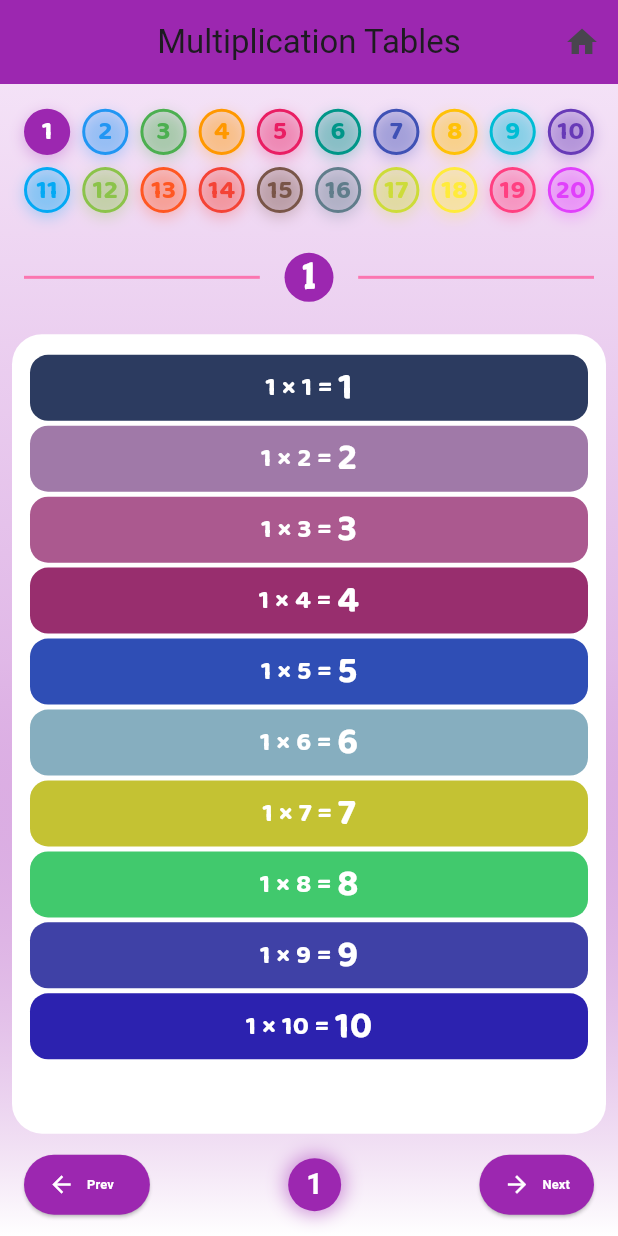
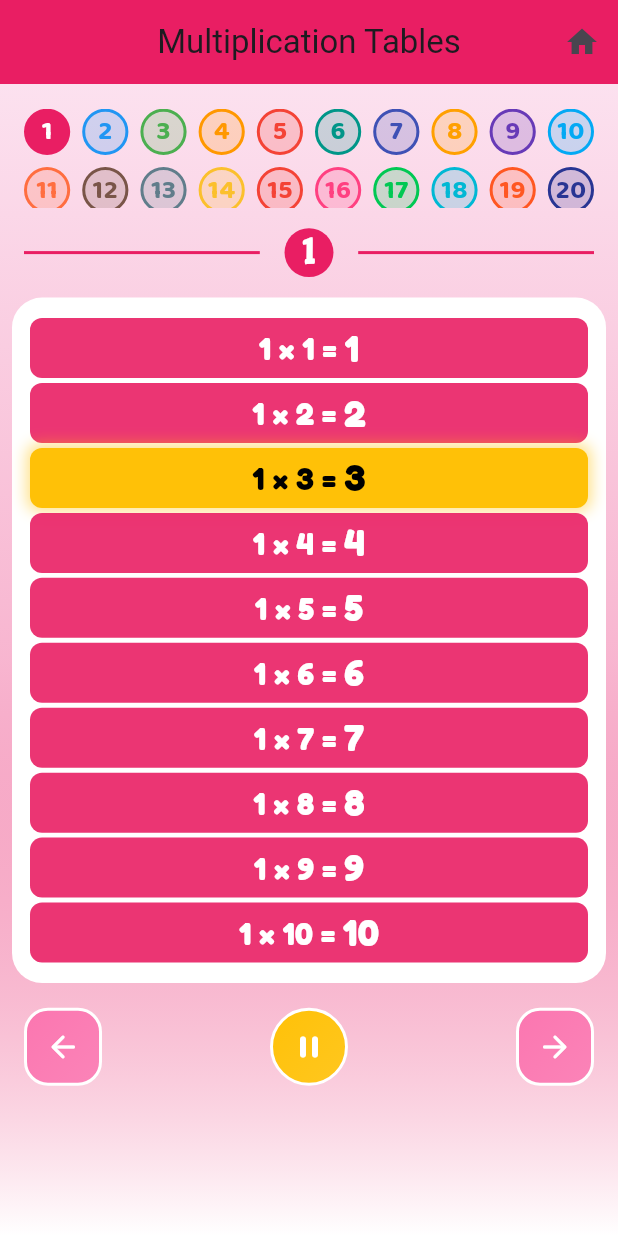
Before and after one commit to rahulkumardev24/Kids-all-in-one-book-App-BabySpark-, a Flutter app: the screen it shows after launch, on a phone screen of 412 x 824 dp. Run offline on Flutter 3.47's test engine with Material 3 defaults, Android fonts, the phone set to English and light mode, and no system bars; drawn by our look-alikes of avatar_glow, flutter_animate; our stand-ins replace audioplayers, cached_network_image, carousel_slider, cloud_firestore, confetti, firebase_core and 6 more; missing offline and left inert: dart:ffi; accounts and stored records are empty.

Commit message:
working on multiplication table

```diff
--- a/lib/screen/multiplication_table_screen.dart
+++ b/lib/screen/multiplication_table_screen.dart
@@ -1,10 +1,12 @@
-import 'dart:math';
+import 'dart:async';
+import 'package:avatar_glow/avatar_glow.dart';
 import 'package:babyspark/domain/custom_text_style.dart';
 import 'package:flutter/material.dart';
 import 'package:flutter_animate/flutter_animate.dart';
 import 'package:responsive_sizer/responsive_sizer.dart';
-
 import '../helper/app_color.dart';
+import '../service/tts_service.dart';
+import '../widgets/control_icon_button.dart';
 
 class MultiplicationTableScreen extends StatefulWidget {
   const MultiplicationTableScreen({super.key});
@@ -17,37 +19,65 @@ class MultiplicationTableScreen extends StatefulWidget {
 class _MultiplicationTableScreenState extends State<MultiplicationTableScreen> {
   int _selectedNumber = 1;
   final List<int> _numbers = List.generate(20, (index) => index + 1);
-  final Random _random = Random();
+  bool _isAutoPlaying = false;
+  bool _isSpeaking = false;
+  Timer? _autoPlayTimer;
+  int _currentAutoPlayIndex = 0;
+  int _currentSpeakingIndex = -1;
 
-  // Colors for different tables
+  ///------ Colors for different tables --------- ///
   final List<Color> _tableColors = [
-    Colors.purple,
+    Colors.pink,
     Colors.blue,
     Colors.green,
     Colors.orange,
-    Colors.pink,
+    Colors.red,
     Colors.teal,
     Colors.indigo,
-    Colors.amber,
-    Colors.cyan,
+    Colors.amber.shade700,
     Colors.deepPurple,
     Colors.lightBlue,
-    Colors.lightGreen,
-    Colors.deepOrange,
-    Colors.red,
+    Colors.deepOrangeAccent,
     Colors.brown,
     Colors.blueGrey,
-    Colors.lime,
-    Colors.yellow,
+    Colors.yellow.shade700,
+    Colors.red,
     Colors.pinkAccent,
-    Colors.purpleAccent,
+    Colors.greenAccent.shade700,
+    Colors.cyanAccent.shade700,
+    Colors.deepOrange,
+    Colors.indigo.shade800
   ];
+
+  @override
+  void initState() {
+    super.initState();
+    WidgetsBinding.instance.addPostFrameCallback((_) {
+      _toggleAutoPlay();
+    });
+  }
 
   void _goToNextTable() {
     if (_selectedNumber < 20) {
       setState(() {
         _selectedNumber++;
+        _currentSpeakingIndex = -1;
       });
+      _stopAutoPlay();
+    }
+  }
+
+  int _tableSpeakingTime() {
+    if (_selectedNumber >= 15 && _selectedNumber <= 20) {
+      return 15;
+    } else if (_selectedNumber >= 10 && _selectedNumber < 15) {
+      return 10;
+    } else if (_selectedNumber >= 5 && _selectedNumber < 10) {
+      return 8;
+    } else if (_selectedNumber >= 1 && _selectedNumber < 5) {
+      return 3;
+    } else {
+      return 20;
     }
   }
 
@@ -55,17 +85,106 @@ class _MultiplicationTableScreenState extends State<MultiplicationTableScreen> {
     if (_selectedNumber > 1) {
       setState(() {
         _selectedNumber--;
+        _currentSpeakingIndex = -1;
+      });
+      _stopAutoPlay();
+    }
+  }
+
+  bool isTablet(BuildContext context) {
+    final shortestSide = MediaQuery.of(context).size.shortestSide;
+    return shortestSide >= 600;
+  }
+
+  void _toggleAutoPlay() {
+    if (_isSpeaking && !_isAutoPlaying) {
+      _stopAutoPlay();
+      return;
+    }
+
+    setState(() {
+      _isAutoPlaying = !_isAutoPlaying;
+    });
+
+    if (_isAutoPlaying && !_isSpeaking) {
+      _startAutoPlayWithSpeech();
+    } else {
+      _stopAutoPlay();
+    }
+  }
+
+
+
+
+  void _startAutoPlayWithSpeech() {
+    _currentAutoPlayIndex = 0;
+
+    setState(() {
+      _isSpeaking = true;
+      _isAutoPlaying = true;
+      _currentSpeakingIndex = 0;
+    });
+
+    _speakCurrentLine();
+
+    _autoPlayTimer =
+        Timer.periodic(Duration(seconds: _tableSpeakingTime()), (timer) {
+      if (!_isAutoPlaying || !mounted || _currentAutoPlayIndex == 10) {
+        timer.cancel();
+        if (mounted) {
+          setState(() {
+            _isSpeaking = false;
+            _isAutoPlaying = false;
+            _currentSpeakingIndex = -1;
+          });
+        }
+        return;
+      }
+      _speakCurrentLine();
+    });
+  }
+
+  void _speakCurrentLine() {
+    if (_currentAutoPlayIndex >= 10) return;
+
+    final multiplier = _currentAutoPlayIndex + 1;
+    final result = _selectedNumber * multiplier;
+    String line = "$_selectedNumber times $multiplier equals $result";
+
+    setState(() {
+      _currentSpeakingIndex = _currentAutoPlayIndex;
+    });
+
+    TTSService.speak(line).then((_) {
+      if (_currentAutoPlayIndex >= 9) {
+        if (mounted) {
+          setState(() {
+            _isSpeaking = false;
+            _isAutoPlaying = false;
+            _currentSpeakingIndex = -1;
           });
         }
       }
+      _currentAutoPlayIndex++;
+    });
+  }
 
-  Color _getRandomColor() {
-    return Color.fromARGB(
-      255,
-      _random.nextInt(200),
-      _random.nextInt(200),
-      _random.nextInt(200),
-    );
+  void _stopAutoPlay() {
+    _autoPlayTimer?.cancel();
+    TTSService.stop();
+    setState(() {
+      _isAutoPlaying = false;
+      _isSpeaking = false;
+      _currentAutoPlayIndex = 0;
+      _currentSpeakingIndex = -1;
+    });
+  }
+
+  @override
+  void dispose() {
+    _autoPlayTimer?.cancel();
+    TTSService.stop();
+    super.dispose();
   }
 
   @override
@@ -74,8 +193,18 @@ class _MultiplicationTableScreenState extends State<MultiplicationTableScreen> {
         _tableColors[(_selectedNumber - 1) % _tableColors.length];
     final size = MediaQuery.of(context).size;
 
+    IconData getIcon() {
+      if (_isAutoPlaying) return Icons.pause_rounded;
+      if (_isSpeaking) return Icons.volume_up_rounded;
+      return Icons.volume_up_rounded;
+    }
+
+    Color getIconColor() {
+      if (_isSpeaking) return Colors.amber;
+      return AppColors.primaryDark;
+    }
+
     return Scaffold(
-      /// ------------- App Bar --------------- ///
       appBar: AppBar(
         title: const Text('Multiplication Tables'),
         backgroundColor: currentColor,
@@ -87,8 +216,6 @@ class _MultiplicationTableScreenState extends State<MultiplicationTableScreen> {
           ),
         ],
       ),
-
-      /// ------------- Body ---------------- ///
       body: Container(
         decoration: BoxDecoration(
           gradient: LinearGradient(
@@ -104,10 +231,8 @@ class _MultiplicationTableScreenState extends State<MultiplicationTableScreen> {
         child: Column(
           children: [
             SizedBox(height: 2.h),
-
-            /// Number grid with all 20 numbers
             SizedBox(
-              height: size.height * 0.1,
+              height: size.height * 0.08,
               child: GridView.builder(
                 padding: const EdgeInsets.symmetric(horizontal: 16),
                 gridDelegate: const SliverGridDelegateWithFixedCrossAxisCount(
@@ -126,7 +251,9 @@ class _MultiplicationTableScreenState extends State<MultiplicationTableScreen> {
                     onTap: () {
                       setState(() {
                         _selectedNumber = number;
+                        _currentSpeakingIndex = -1;
                       });
+                      _startAutoPlayWithSpeech();
                     },
                     child: Animate(
                       effects: [
@@ -142,13 +269,6 @@ class _MultiplicationTableScreenState extends State<MultiplicationTableScreen> {
                             color: numberColor,
                             width: 2,
                           ),
-                          boxShadow: [
-                            BoxShadow(
-                              color: numberColor.withValues(alpha: 0.3),
-                              blurRadius: 8,
-                              offset: const Offset(0, 3),
-                            ),
-                          ],
                         ),
                         child: Center(
                           child: Text(
@@ -168,21 +288,14 @@ class _MultiplicationTableScreenState extends State<MultiplicationTableScreen> {
               ),
             ),
 
-            /// Navigation buttons
+            /// --- Multiplication Table --- ///
             Padding(
               padding: const EdgeInsets.symmetric(horizontal: 16),
               child: Row(
                 mainAxisAlignment: MainAxisAlignment.spaceBetween,
                 children: [
-                  /// Previous button
-                  const Expanded(
-                      child:
-                          Divider(thickness: 2, color: AppColors.primaryDark)),
-                  SizedBox(
-                    width: 2.h,
-                  ),
-
-                  /// Current number display
+                  Expanded(child: Divider(thickness: 2, color: currentColor)),
+                  SizedBox(width: 2.h),
                   Container(
                     padding: const EdgeInsets.all(12),
                     decoration: BoxDecoration(
@@ -197,161 +310,127 @@ class _MultiplicationTableScreenState extends State<MultiplicationTableScreen> {
                           fontFamily: "secondary"),
                     ),
                   ),
-                  SizedBox(
-                    width: 2.h,
-                  ),
-                  const Expanded(
-                      child: Divider(
-                    thickness: 2,
-                    color: AppColors.primaryDark,
-                  )),
+                  SizedBox(width: 2.h),
+                  Expanded(child: Divider(thickness: 2, color: currentColor)),
                 ],
               ),
             ),
-
-            /// ------- Multiplication table -------------- ///
-            Expanded(
-              child: Container(
-                margin: const EdgeInsets.all(8),
+            Container(
+              margin: const EdgeInsets.symmetric(horizontal: 8),
               decoration: BoxDecoration(
                 color: Colors.white,
                 borderRadius: BorderRadius.circular(20),
               ),
               child: ListView.builder(
                 padding: const EdgeInsets.all(12),
+                shrinkWrap: true,
+                physics: const NeverScrollableScrollPhysics(),
                 itemCount: 10,
                 itemBuilder: (context, index) {
                   final multiplier = index + 1;
                   final result = _selectedNumber * multiplier;
-                    final itemColor = _getRandomColor();
+                  final itemColor = currentColor;
+                  final isCurrentlySpeaking = _currentSpeakingIndex == index;
 
-                    return Container(
+                  return AnimatedContainer(
+                    duration: const Duration(milliseconds: 300),
                     margin: EdgeInsets.symmetric(vertical: 0.2.h),
-                      padding: const EdgeInsets.all(4),
+                    padding: const EdgeInsets.all(2),
                     decoration: BoxDecoration(
-                        color: itemColor.withValues(alpha: 0.9),
-                        borderRadius: BorderRadius.circular(12),
+                      color: isCurrentlySpeaking
+                          ? Colors.amber
+                          : itemColor.withValues(alpha: 0.9),
+                      borderRadius: BorderRadius.circular(8),
+                      boxShadow: isCurrentlySpeaking
+                          ? [
+                              BoxShadow(
+                                color: Colors.amber.withValues(alpha: 0.5),
+                                blurRadius: 8,
+                                spreadRadius: 2,
+                              )
+                            ]
+                          : [],
                     ),
                     child: Row(
                       mainAxisAlignment: MainAxisAlignment.center,
+                      crossAxisAlignment: CrossAxisAlignment.center,
                       children: [
-                          Text(
-                            '$_selectedNumber',
-                            style: myTextStyle18(
+                        Text('$_selectedNumber',
+                            style: myTextStyle21(
                                 fontWeight: FontWeight.bold,
-                              fontColor: Colors.white,
-                            ),
-                          ),
-                          Text(
-                            ' × ',
-                            style: myTextStyle18(
+                                fontColor: isCurrentlySpeaking
+                                    ? Colors.black
+                                    : Colors.white,
+                                fontFamily: "primary")),
+                        Text(' × ',
+                            style: myTextStyle21(
                                 fontWeight: FontWeight.bold,
-                              fontColor: Colors.white,
-                            ),
-                          ),
-                          Text(
-                            '$multiplier',
-                            style: myTextStyle18(
+                                fontColor: isCurrentlySpeaking
+                                    ? Colors.black
+                                    : Colors.white,
+                                fontFamily: "primary")),
+                        Text('$multiplier',
+                            style: myTextStyle21(
                                 fontWeight: FontWeight.bold,
-                              fontColor: Colors.white,
-                            ),
-                          ),
-                          Text(
-                            ' = ',
-                            style: myTextStyle18(
+                                fontColor: isCurrentlySpeaking
+                                    ? Colors.black
+                                    : Colors.white,
+                                fontFamily: "primary")),
+                        Text(' = ',
+                            style: myTextStyle21(
                                 fontWeight: FontWeight.bold,
-                              fontColor: Colors.white,
-                            )),
-                          Text(
-                            '$result',
+                                fontColor: isCurrentlySpeaking
+                                    ? Colors.black
+                                    : Colors.white,
+                                fontFamily: "primary")),
+                        Text('$result',
                             style: myTextStyle25(
                                 fontWeight: FontWeight.bold,
-                              fontColor: Colors.white,
-                            ),
-                          ),
+                                fontColor: isCurrentlySpeaking
+                                    ? Colors.black
+                                    : Colors.white,
+                                fontFamily: "primary")),
                       ],
                     ),
                   );
                 },
               ),
             ),
-            ),
-
-            /// Navigation buttons
+            SizedBox(height: 2.h),
             Padding(
               padding: const EdgeInsets.symmetric(horizontal: 16),
               child: Row(
                 mainAxisAlignment: MainAxisAlignment.spaceBetween,
                 children: [
-                  /// Previous button
-                  ElevatedButton.icon(
+                  ControlIconButton(
+                    icon: Icons.arrow_back_rounded,
+                    iconSize: isTablet(context) ? 32 : 24,
+                    color: AppColors.primaryDark,
                     onPressed: _goToPreviousTable,
-                    style: ElevatedButton.styleFrom(
-                      backgroundColor: currentColor,
-                      shape: RoundedRectangleBorder(
-                        borderRadius: BorderRadius.circular(25),
+                    isRounded: false,
+                  ),
+                  AvatarGlow(
+                    glowColor:
+                        _isSpeaking ? Colors.amber : AppColors.primaryDark,
+                    glowRadiusFactor: 0.4,
+                    animate: _isSpeaking,
+                    child: ControlIconButton(
+                      icon: getIcon(),
+                      iconSize: isTablet(context) ? 32 : 24,
+                      color: getIconColor(),
+                      onPressed: _toggleAutoPlay,
                     ),
                   ),
-                    icon: const Icon(Icons.arrow_back, color: Colors.white),
-                    label: Text(
-                      'Prev',
-                      style: TextStyle(
-                        fontSize: 12.sp,
-                        color: Colors.white,
-                        fontWeight: FontWeight.bold,
-                      ),
-                    ),
-                  ),
-
-                  /// Current number display
-                  Container(
-                    padding: const EdgeInsets.all(12),
-                    decoration: BoxDecoration(
-                      color: currentColor,
-                      shape: BoxShape.circle,
-                      boxShadow: [
-                        BoxShadow(
-                          color: currentColor.withOpacity(0.5),
-                          blurRadius: 10,
-                          spreadRadius: 2,
-                        ),
-                      ],
-                    ),
-                    child: Text(
-                      '$_selectedNumber',
-                      style: TextStyle(
-                        fontSize: 18.sp,
-                        fontWeight: FontWeight.bold,
-                        color: Colors.white,
-                      ),
-                    ),
-                  ),
-
-                  /// Next button
-                  ElevatedButton.icon(
+                  ControlIconButton(
+                    icon: Icons.arrow_forward_rounded,
+                    iconSize: isTablet(context) ? 32 : 24,
+                    color: AppColors.primaryDark,
                     onPressed: _goToNextTable,
-                    style: ElevatedButton.styleFrom(
-                      backgroundColor: currentColor,
-                      padding: const EdgeInsets.symmetric(
-                          horizontal: 16, vertical: 10),
-                      shape: RoundedRectangleBorder(
-                        borderRadius: BorderRadius.circular(25),
-                      ),
-                    ),
-                    icon: const Icon(Icons.arrow_forward, color: Colors.white),
-                    label: Text(
-                      'Next',
-                      style: TextStyle(
-                        fontSize: 12.sp,
-                        color: Colors.white,
-                        fontWeight: FontWeight.bold,
-                      ),
-                    ),
+                    isRounded: false,
                   ),
                 ],
               ),
             ),
-
             SizedBox(height: 1.h)
           ],
         ),
--- a/pubspec.yaml
+++ b/pubspec.yaml
@@ -52,6 +52,7 @@ dependencies:
   get: ^4.7.2
   responsive_sizer: ^3.3.1
   carousel_slider: ^5.1.1
+  avatar_glow: ^3.0.1
 
 
 
```
Also changed, not shown: pubspec.lock. Lines whose indentation alone changed are shown as unchanged.
